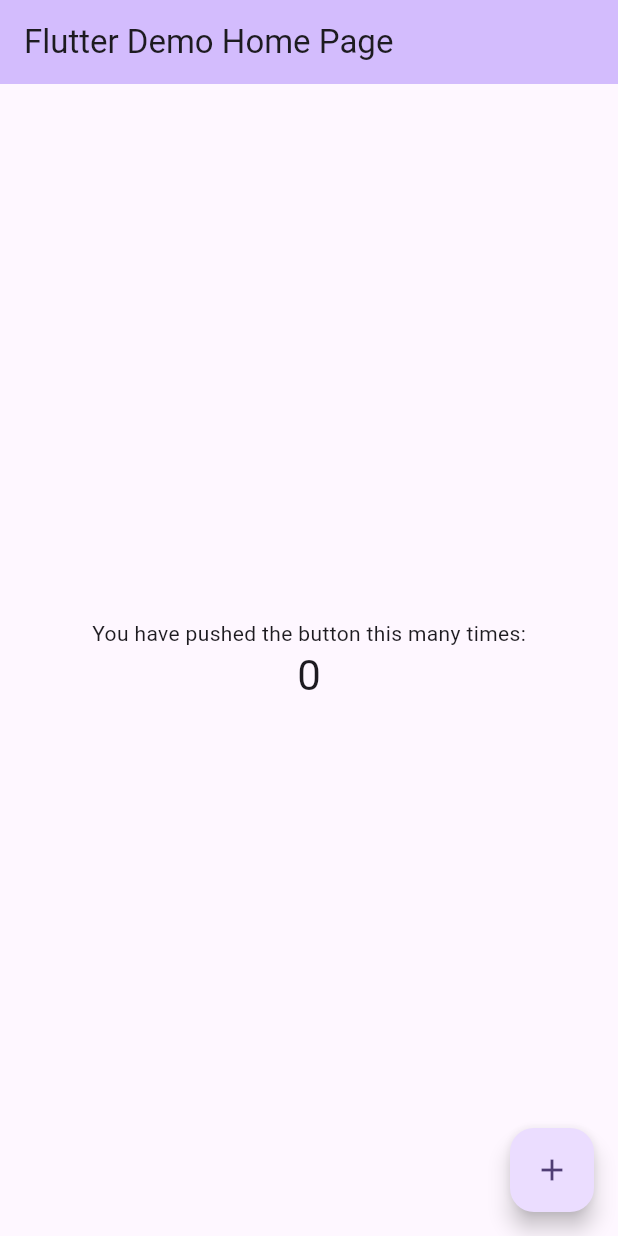
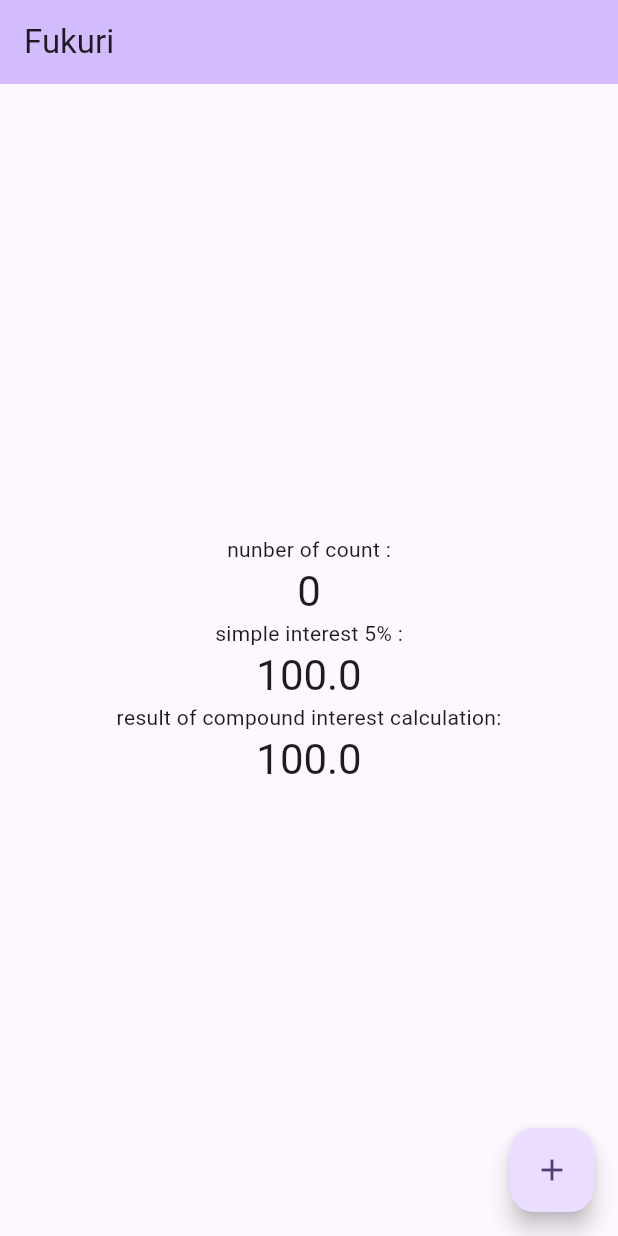
Before and after one commit to TomoSuzuki/fukuri, a Flutter app: the screen it shows after launch, on a phone screen of 412 x 824 dp. Run offline on Flutter 3.47's test engine with Material 3 defaults, Android fonts, the phone set to English and light mode, and no system bars.

Commit message:
compound interest calculation

```diff
--- a/lib/main.dart
+++ b/lib/main.dart
@@ -15,7 +15,7 @@ class MyApp extends StatelessWidget {
         colorScheme: ColorScheme.fromSeed(seedColor: Colors.deepPurple),
         useMaterial3: true,
       ),
-      home: const MyHomePage(title: 'Flutter Demo Home Page'),
+      home: const MyHomePage(title: 'Fukuri'),
     );
   }
 }
@@ -31,10 +31,14 @@ class MyHomePage extends StatefulWidget {
 
 class _MyHomePageState extends State<MyHomePage> {
   int _counter = 0;
+  double _simpleinterest = 100;
+  double _result = 100;
 
   void _incrementCounter() {
     setState(() {
       _counter++;
+      _simpleinterest = _simpleinterest + 5.0;
+      _result = _result * 1.05;
     });
   }
 
@@ -50,10 +54,24 @@ class _MyHomePageState extends State<MyHomePage> {
           mainAxisAlignment: MainAxisAlignment.center,
           children: <Widget>[
             const Text(
-              'You have pushed the button this many times:',
+              'nunber of count :',
             ),
             Text(
               '$_counter',
+              style: Theme.of(context).textTheme.headlineMedium,
+            ),
+            const Text(
+              'simple interest 5% :',
+            ),
+            Text(
+              '$_simpleinterest',
+              style: Theme.of(context).textTheme.headlineMedium,
+            ),
+            const Text(
+              'result of compound interest calculation:',
+            ),
+            Text(
+              '$_result',
               style: Theme.of(context).textTheme.headlineMedium,
             ),
           ],
```
